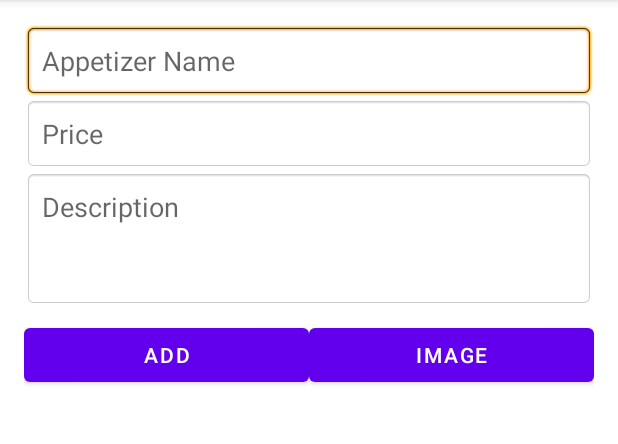
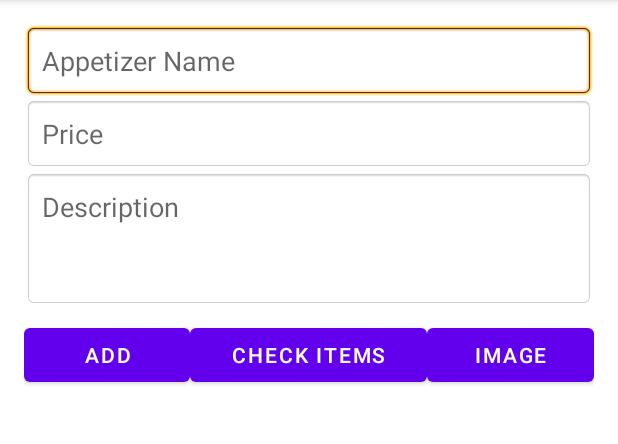
Before and after one commit to Eterrazas1215/Restaurant-App, an Android app: the AppetizerInsert screen opened directly, with no data from a screen before it, on a phone screen of 412 x 824 dp, the part 84-528 px from its top. Run offline under Robolectric (Android 15) with nearby library versions, the phone set to English and light mode, and no system bars; our stand-ins replace Room's generated code.

Commit message:
Eric added check items button in database on owner side.

```diff
--- a/app/src/main/java/com/example/restaurantapp/AppetizerInsert.java
+++ b/app/src/main/java/com/example/restaurantapp/AppetizerInsert.java
@@ -16,7 +16,7 @@ import java.util.List;
 public class AppetizerInsert extends AppCompatActivity{
     //initialize variables
     EditText editText, price, description;
-    Button btnAdd,btnReset, btnImage;
+    Button btnAdd,btnReset, btnImage, btnItems;
     RecyclerView recyclerView;
     List<AppetizerData> dataList = new ArrayList<>();
     LinearLayoutManager linearLayoutManager;
@@ -34,6 +34,7 @@ public class AppetizerInsert extends AppCompatActivity{
         btnAdd = findViewById(R.id.appetizer_btn_add);
 //        btnReset = findViewById(R.id.btn_reset);
         btnImage = findViewById(R.id.appetizer_btn_image);
+        btnItems = findViewById(R.id.btn_items);
         recyclerView = findViewById(R.id.appetizer_recycler_view);
         //imageView = findViewById(R.id.imageView2);
 
@@ -84,6 +85,14 @@ public class AppetizerInsert extends AppCompatActivity{
             }
         });
 
+
+        btnItems.setOnClickListener(new View.OnClickListener() {
+            @Override
+            public void onClick(View view) {
+                Intent intent = new Intent(AppetizerInsert.this, ImageRecycler.class);
+                startActivity(intent);
+            }
+        });
 //        btnReset.setOnClickListener(new View.OnClickListener() {
 //            @Override
 //            public void onClick(View v) {
--- a/app/src/main/res/layout/appetizer_menu.xml
+++ b/app/src/main/res/layout/appetizer_menu.xml
@@ -58,6 +58,14 @@
 <!--            android:id="@+id/btn_reset"-->
 <!--            android:text="Reset"-->
 <!--            />-->
+        <Button
+            android:layout_width="wrap_content"
+            android:layout_height="wrap_content"
+            android:layout_weight="1"
+            android:id="@+id/btn_items"
+            android:text="Check Items"
+
+            />
 
         <Button
             android:layout_width="wrap_content"
```
Also changed, not shown: app/src/main/java/com/example/restaurantapp/DessertInsert.java (+10 -1 lines), app/src/main/java/com/example/restaurantapp/DrinksInsert.java (+10 -1 lines), app/src/main/java/com/example/restaurantapp/NewInsertMenu.java (+10 -1 lines), app/src/main/res/layout/activity_new_insert_menu.xml (+7 -0 lines), app/src/main/res/layout/dessert_menu.xml (+8 -0 lines), app/src/main/res/layout/drinks_menu.xml (+10 -0 lines).
